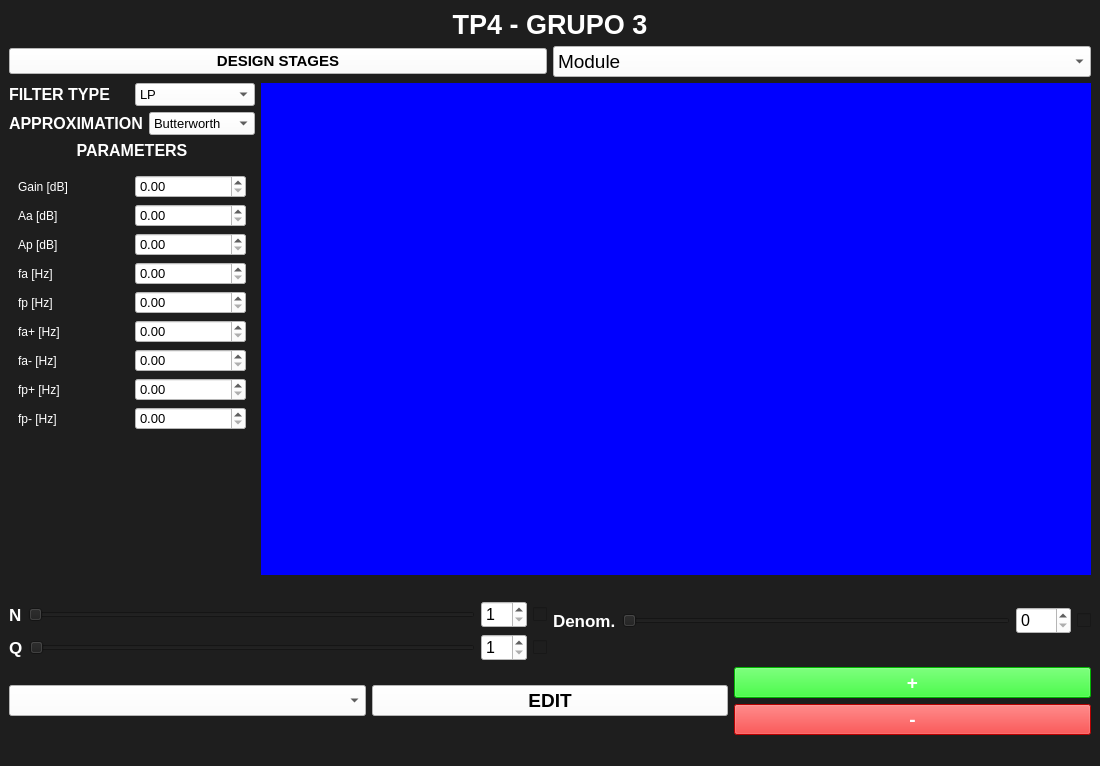
odevincenti/TC_TP4, file Frontend/Designer/tp4.ui: the form before one commit.
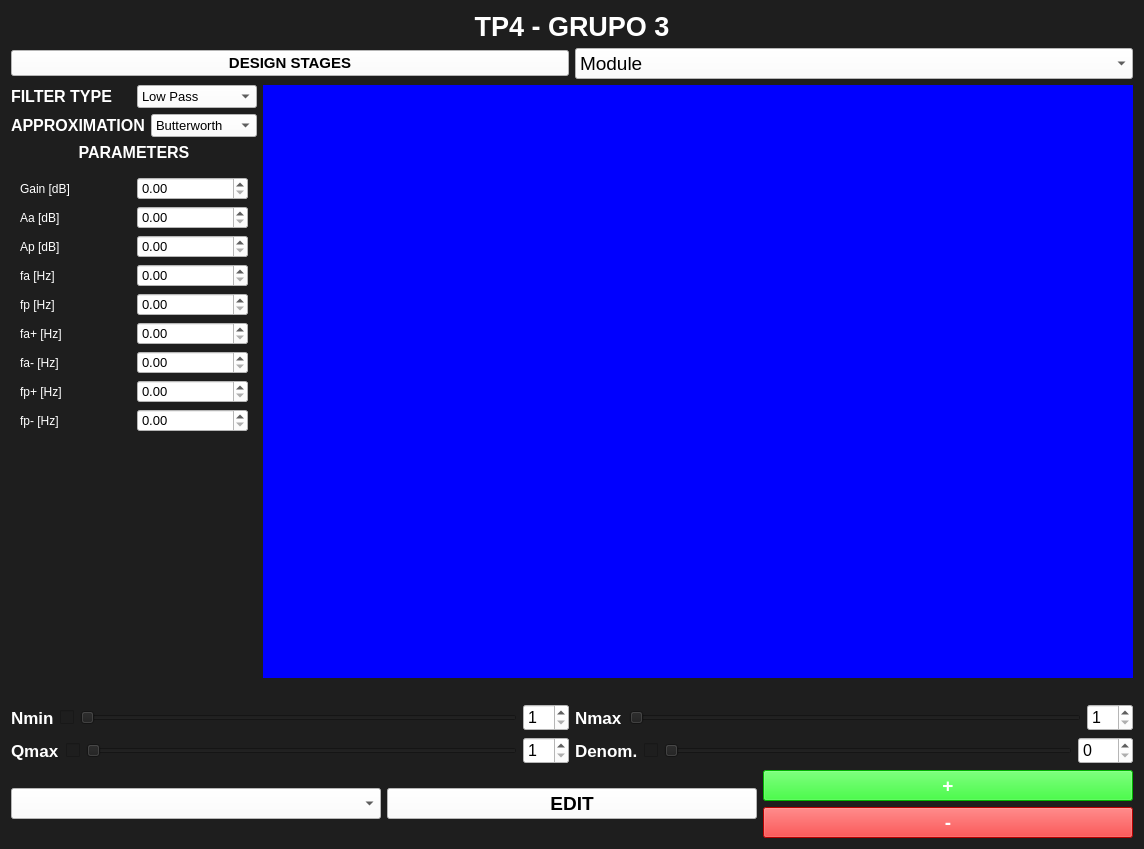
The form after the commit.

Commit message: micho k_po

Patch:
```diff
--- a/Frontend/Designer/tp4.ui
+++ b/Frontend/Designer/tp4.ui
@@ -1,13 +1,13 @@
 <?xml version="1.0" encoding="UTF-8"?>
 <ui version="4.0">
- <class>MainWindow</class>
- <widget class="QMainWindow" name="MainWindow">
+ <class>Form</class>
+ <widget class="QWidget" name="Form">
   <property name="geometry">
    <rect>
     <x>0</x>
     <y>0</y>
-    <width>1100</width>
-    <height>766</height>
+    <width>1144</width>
+    <height>849</height>
    </rect>
   </property>
   <property name="windowTitle">
@@ -17,7 +17,6 @@
    <string notr="true">background:rgb(30,30,30);
 </string>
   </property>
-  <widget class="QWidget" name="centralwidget">
    <layout class="QHBoxLayout" name="horizontalLayout">
     <item>
      <layout class="QVBoxLayout" name="verticalLayout">
@@ -150,7 +149,7 @@
                 </property>
                 <item>
                  <property name="text">
-                  <string>LP</string>
+                 <string>Low Pass</string>
                  </property>
                 </item>
                 <item>
@@ -559,38 +558,7 @@
                  <string notr="true">color:white;</string>
                 </property>
                 <property name="text">
-                 <string>N</string>
-                </property>
-               </widget>
-              </item>
-              <item>
-               <widget class="QSlider" name="N_slider">
-                <property name="minimum">
-                 <number>1</number>
-                </property>
-                <property name="maximum">
-                 <number>9</number>
-                </property>
-                <property name="orientation">
-                 <enum>Qt::Horizontal</enum>
-                </property>
-               </widget>
-              </item>
-              <item>
-               <widget class="QSpinBox" name="N_box">
-                <property name="font">
-                 <font>
-                  <pointsize>12</pointsize>
-                 </font>
-                </property>
-                <property name="styleSheet">
-                 <string notr="true">background:white;</string>
-                </property>
-                <property name="minimum">
-                 <number>1</number>
-                </property>
-                <property name="maximum">
-                 <number>20</number>
+                <string>Nmin</string>
                 </property>
                </widget>
               </item>
@@ -601,6 +569,37 @@
                 </property>
                </widget>
               </item>
+             <item>
+              <widget class="QSlider" name="N_min_slider_2">
+               <property name="minimum">
+                <number>1</number>
+               </property>
+               <property name="maximum">
+                <number>20</number>
+               </property>
+               <property name="orientation">
+                <enum>Qt::Horizontal</enum>
+               </property>
+              </widget>
+             </item>
+             <item>
+              <widget class="QSpinBox" name="N_min_box_2">
+               <property name="font">
+                <font>
+                 <pointsize>12</pointsize>
+                </font>
+               </property>
+               <property name="styleSheet">
+                <string notr="true">background:white;</string>
+               </property>
+               <property name="minimum">
+                <number>1</number>
+               </property>
+               <property name="maximum">
+                <number>20</number>
+               </property>
+              </widget>
+             </item>
              </layout>
             </item>
             <item>
@@ -618,7 +617,14 @@
                  <string notr="true">color:white;</string>
                 </property>
                 <property name="text">
-                 <string>Q</string>
+                <string>Qmax</string>
+               </property>
+              </widget>
+             </item>
+             <item>
+              <widget class="QCheckBox" name="Q_check">
+               <property name="text">
+                <string/>
                 </property>
                </widget>
               </item>
@@ -655,13 +661,6 @@
                 </property>
                </widget>
               </item>
-              <item>
-               <widget class="QCheckBox" name="Q_check">
-                <property name="text">
-                 <string/>
-                </property>
-               </widget>
-              </item>
              </layout>
             </item>
            </layout>
@@ -671,6 +670,58 @@
           </item>
           <item>
            <layout class="QVBoxLayout" name="verticalLayout_15">
+           <item>
+            <layout class="QHBoxLayout" name="horizontalLayout_27">
+             <item>
+              <widget class="QLabel" name="label_23">
+               <property name="font">
+                <font>
+                 <pointsize>13</pointsize>
+                 <weight>75</weight>
+                 <bold>true</bold>
+                </font>
+               </property>
+               <property name="styleSheet">
+                <string notr="true">color:white;</string>
+               </property>
+               <property name="text">
+                <string>Nmax</string>
+               </property>
+              </widget>
+             </item>
+             <item>
+              <widget class="QSlider" name="N_max_slider">
+               <property name="minimum">
+                <number>1</number>
+               </property>
+               <property name="maximum">
+                <number>20</number>
+               </property>
+               <property name="orientation">
+                <enum>Qt::Horizontal</enum>
+               </property>
+              </widget>
+             </item>
+             <item>
+              <widget class="QSpinBox" name="N_max_box">
+               <property name="font">
+                <font>
+                 <pointsize>12</pointsize>
+                </font>
+               </property>
+               <property name="styleSheet">
+                <string notr="true">background:white;</string>
+               </property>
+               <property name="minimum">
+                <number>1</number>
+               </property>
+               <property name="maximum">
+                <number>20</number>
+               </property>
+              </widget>
+             </item>
+            </layout>
+           </item>
             <item>
              <layout class="QHBoxLayout" name="horizontalLayout_18">
               <item>
@@ -690,6 +741,13 @@
                 </property>
                </widget>
               </item>
+             <item>
+              <widget class="QCheckBox" name="Denom_check">
+               <property name="text">
+                <string/>
+               </property>
+              </widget>
+             </item>
               <item>
                <widget class="QSlider" name="Denom_slider">
                 <property name="minimum">
@@ -721,28 +779,8 @@
                 </property>
                </widget>
               </item>
-              <item>
-               <widget class="QCheckBox" name="Denom_check">
-                <property name="text">
-                 <string/>
-                </property>
-               </widget>
-              </item>
-             </layout>
-            </item>
-            <item>
-             <spacer name="horizontalSpacer">
-              <property name="orientation">
-               <enum>Qt::Horizontal</enum>
-              </property>
-              <property name="sizeHint" stdset="0">
-               <size>
-                <width>40</width>
-                <height>20</height>
-               </size>
-              </property>
-             </spacer>
-            </item>
+            </layout>
+           </item>
            </layout>
           </item>
          </layout>
@@ -826,18 +864,6 @@
     </item>
    </layout>
   </widget>
-  <widget class="QMenuBar" name="menubar">
-   <property name="geometry">
-    <rect>
-     <x>0</x>
-     <y>0</y>
-     <width>1100</width>
-     <height>26</height>
-    </rect>
-   </property>
-  </widget>
-  <widget class="QStatusBar" name="statusbar"/>
- </widget>
  <resources/>
  <connections>
   <connection>
```
Left out of the diff: 212 changed lines with no effect on the pictures. Lines whose indentation alone changed are shown as unchanged. The commit also changes 2 other files.
